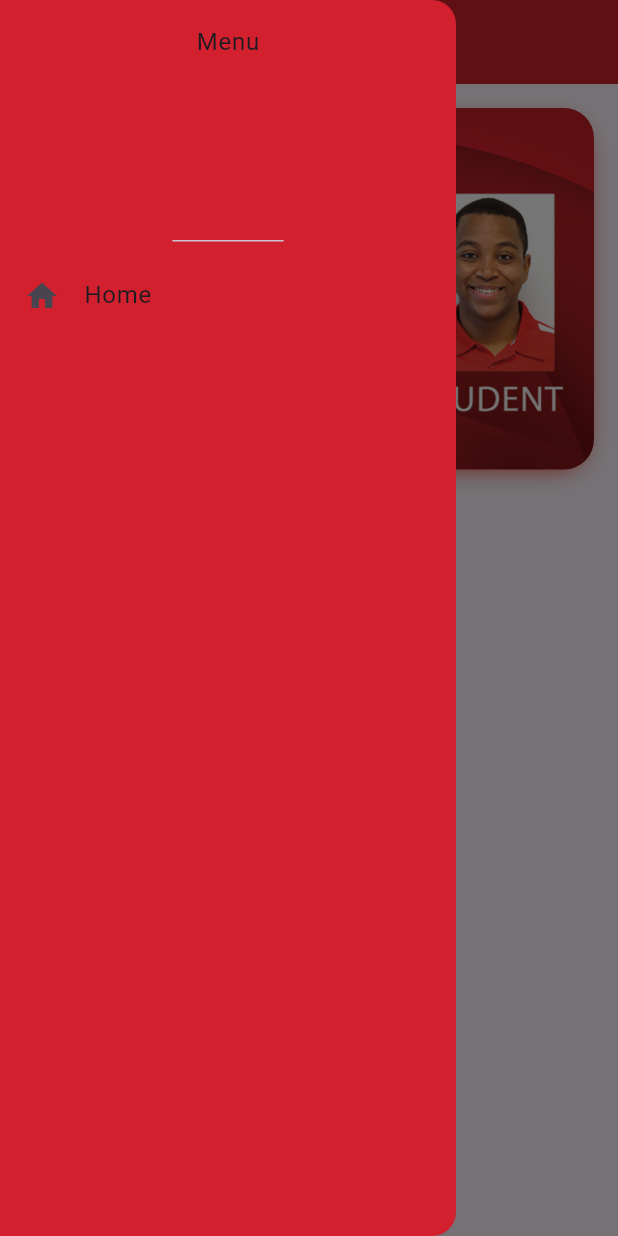
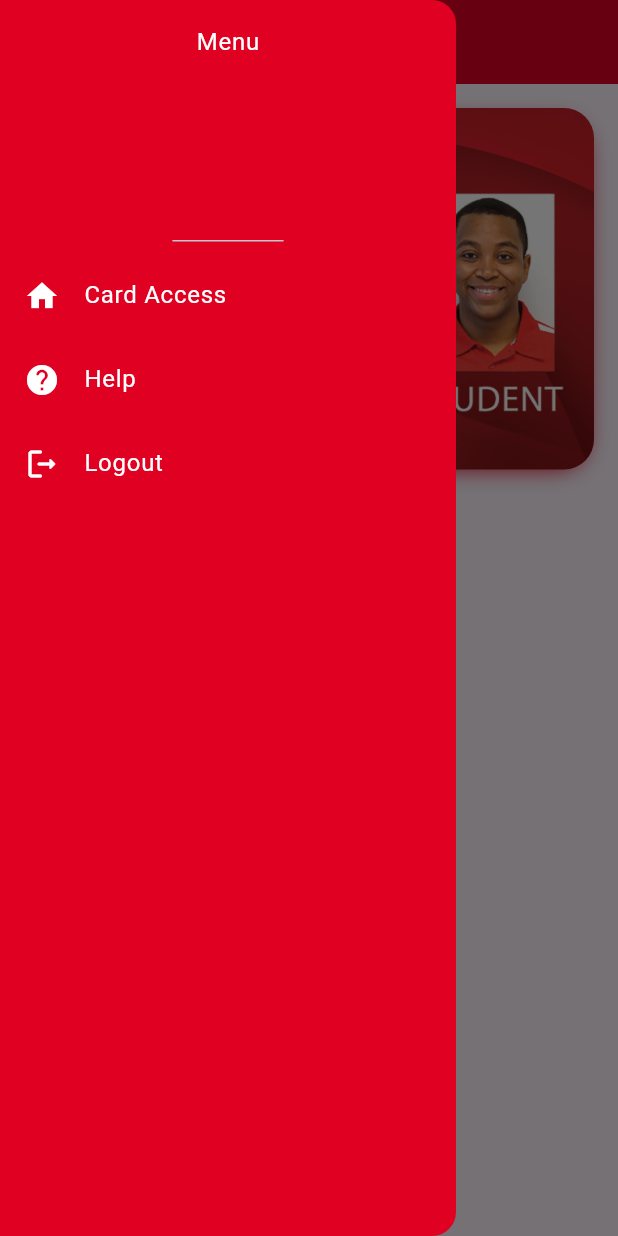
Before and after one commit to bkenks/Let-Me-In-UC, a Flutter app: the CardScreen screen opened by its route, with the side drawer open, on a phone screen of 412 x 824 dp. Run offline on Flutter 3.47's test engine with Material 3 defaults, Android fonts, the light colour scheme and no system bars; our stand-ins replace firebase_auth, firebase_core; accounts and stored records are empty.

Commit message:
completed navigation drawer

```diff
--- a/let_me_in_uc/lib/pages/card_screen.dart
+++ b/let_me_in_uc/lib/pages/card_screen.dart
@@ -1,4 +1,5 @@
 import 'package:flutter/material.dart';
+import 'package:let_me_in_uc/util/AppColor.dart';
 
 class CardScreen extends StatefulWidget {
   const CardScreen({super.key});
@@ -13,20 +14,61 @@ class _CardScreenState extends State<CardScreen> {
     return Scaffold(
       appBar: AppBar(
         title: const Text("Your Profile"),
-        backgroundColor: const Color.fromRGBO(210, 32, 46, 1),
+        backgroundColor: AppColor.ucRed,
       ),
       drawer: Drawer(
-        backgroundColor: const Color.fromRGBO(210, 32, 46, 1),
+        backgroundColor: AppColor.ucRed,
         child: Column(
           children: [
-            DrawerHeader(child: Text("Menu")),
+            const DrawerHeader(
+              child: Text(
+                "Menu",
+                style: TextStyle(color: AppColor.white),
+              ),
+            ),
             ListTile(
-              leading: Icon(Icons.home),
-              title: Text("Home"),
+              leading: const Icon(
+                Icons.home,
+                color: AppColor.white,
+              ),
+              title: const Text(
+                "Card Access",
+                style: TextStyle(color: AppColor.white),
+              ),
               onTap: () {
                 Navigator.pop(context);
 
-                Navigator.pushNamed(context, '/help_page');
+                Navigator.pushNamed(context, '/card_access');
+              },
+            ),
+            ListTile(
+              leading: const Icon(
+                Icons.help_rounded,
+                color: AppColor.white,
+              ),
+              title: const Text(
+                "Help",
+                style: TextStyle(color: AppColor.white),
+              ),
+              onTap: () {
+                Navigator.pop(context);
+
+                Navigator.pushNamed(context, '/help_screen');
+              },
+            ),
+            ListTile(
+              leading: const Icon(
+                Icons.logout_rounded,
+                color: AppColor.white,
+              ),
+              title: const Text(
+                "Logout",
+                style: TextStyle(color: AppColor.white),
+              ),
+              onTap: () {
+                Navigator.pop(context);
+
+                Navigator.pushNamed(context, '/main');
               },
             ),
           ],
@@ -43,7 +85,7 @@ class _CardScreenState extends State<CardScreen> {
                 fit: BoxFit.contain),
             boxShadow: const [
               BoxShadow(
-                color: Colors.red,
+                color: AppColor.ucRed,
                 blurRadius: 12,
                 offset: Offset(0, 4),
                 spreadRadius: -5,
--- a/let_me_in_uc/lib/pages/help_screen.dart
+++ b/let_me_in_uc/lib/pages/help_screen.dart
@@ -1,6 +1,7 @@
 // ignore_for_file: prefer_const_constructors
 
 import 'package:flutter/material.dart';
+import 'package:let_me_in_uc/util/AppColor.dart';
 
 class HelpScreen extends StatelessWidget {
   const HelpScreen({super.key});
@@ -10,6 +11,7 @@ class HelpScreen extends StatelessWidget {
     return Scaffold(
       appBar: AppBar(
         title: Text("Help"),
+        backgroundColor: AppColor.ucRed,
       ),
     );
   }
--- a/let_me_in_uc/lib/util/AppColor.dart
+++ b/let_me_in_uc/lib/util/AppColor.dart
@@ -3,4 +3,5 @@ import 'package:flutter/widgets.dart';
 class AppColor {
   AppColor._();
   static const Color ucRed = Color(0xffE00122);
+  static const Color white = Color.fromARGB(255, 255, 255, 255);
 }
```
Also changed, not shown: let_me_in_uc/lib/main.dart (+15 -10 lines), let_me_in_uc/lib/pages/card_access.dart (added, +12 -0 lines), let_me_in_uc/lib/profile_screen.dart (deleted, +0 -17 lines).
